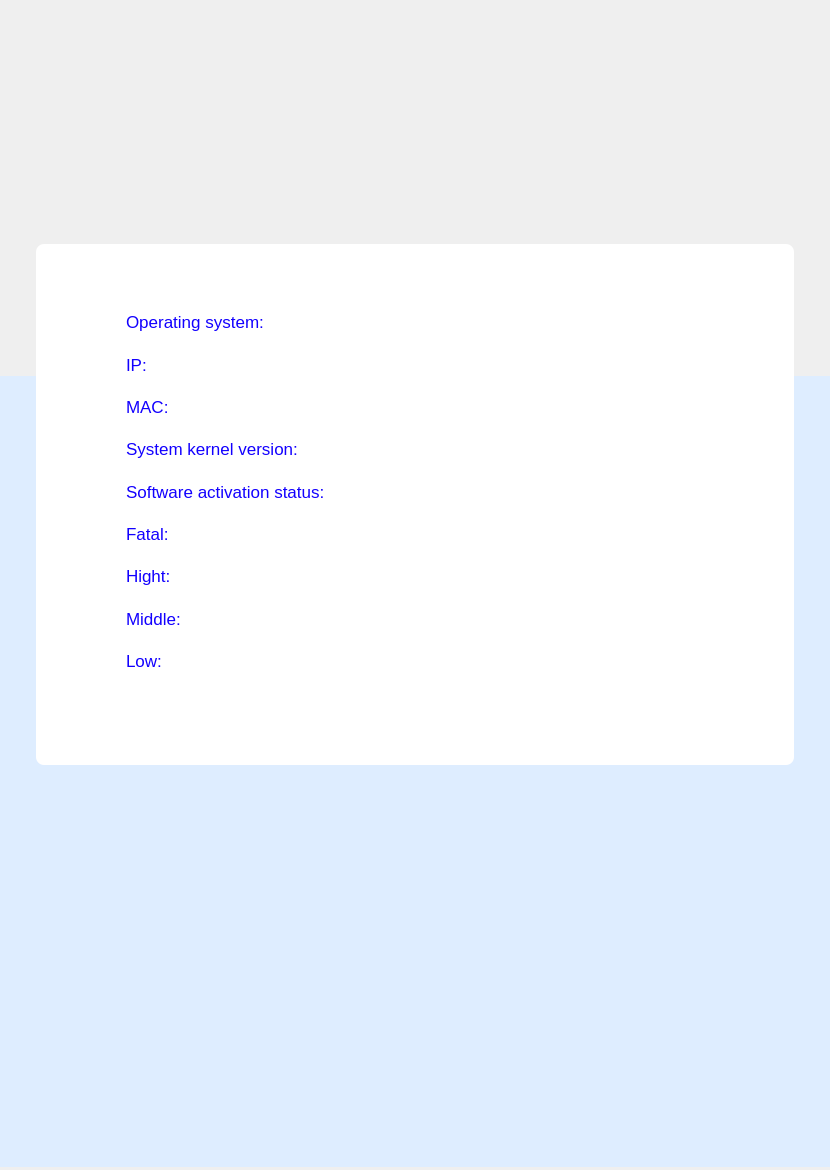
This is plugins/gui/vulnerability/reports/pdf.ui in openeuler-mirror/ks-ssr as Qt 5 draws it before an edit. The edited form follows.
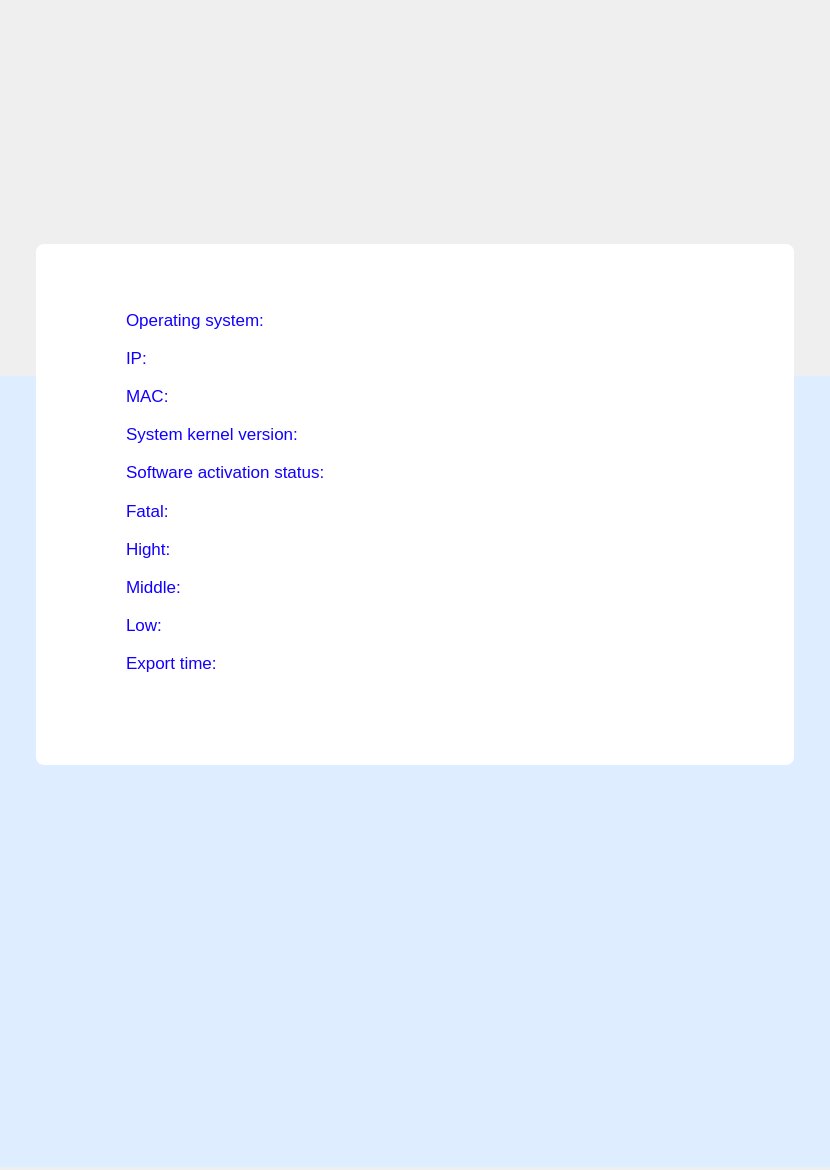
This is the edited form. Icons and pictures are not drawn.

Commit message: feat（reports）：add label sheet notosans regular - 界面导出报告加入导出时间

```diff
--- a/plugins/gui/vulnerability/reports/pdf.ui
+++ b/plugins/gui/vulnerability/reports/pdf.ui
@@ -177,6 +177,19 @@
          </property>
         </widget>
        </item>
+       <item>
+        <widget class="QLabel" name="label_11">
+         <property name="styleSheet">
+          <string notr="true">font: NotoSansCJKsc-Regular;
+font-size: 17px;
+color: #1200ff;
+</string>
+         </property>
+         <property name="text">
+          <string>Export time:</string>
+         </property>
+        </widget>
+       </item>
       </layout>
      </item>
      <item>
```
